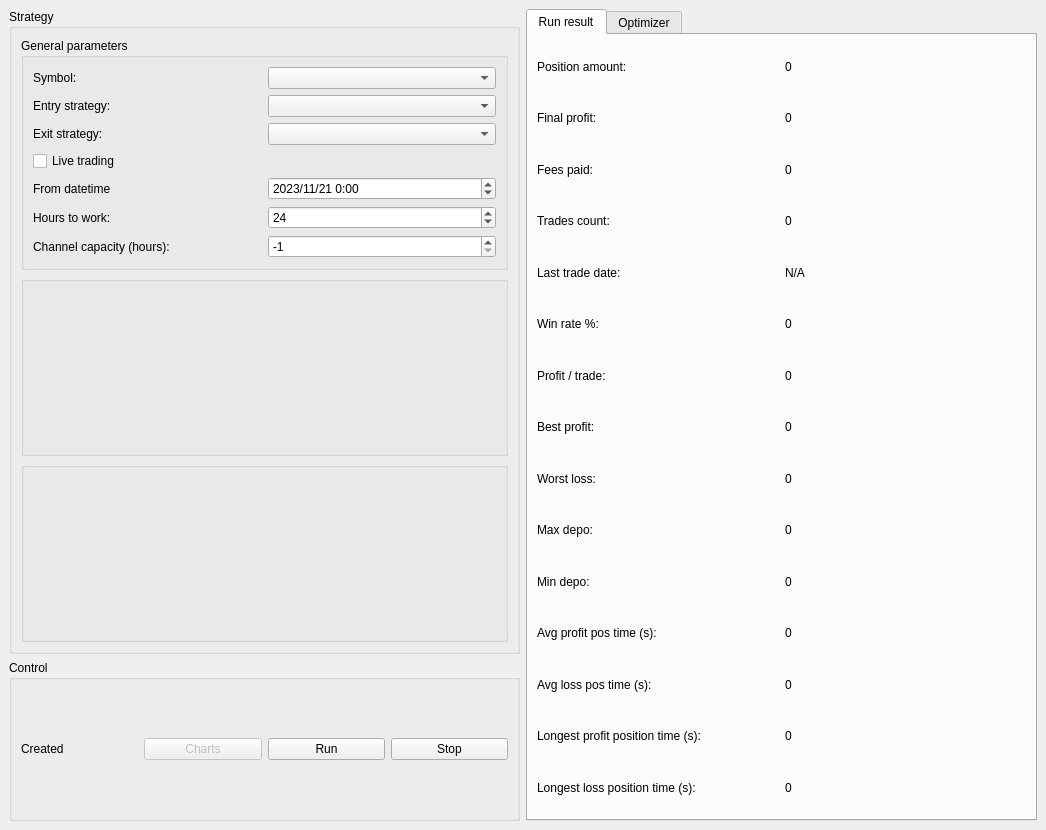
Old version of the form frontend/mainwindow.ui in the repository 84k491/crypto_cpp.
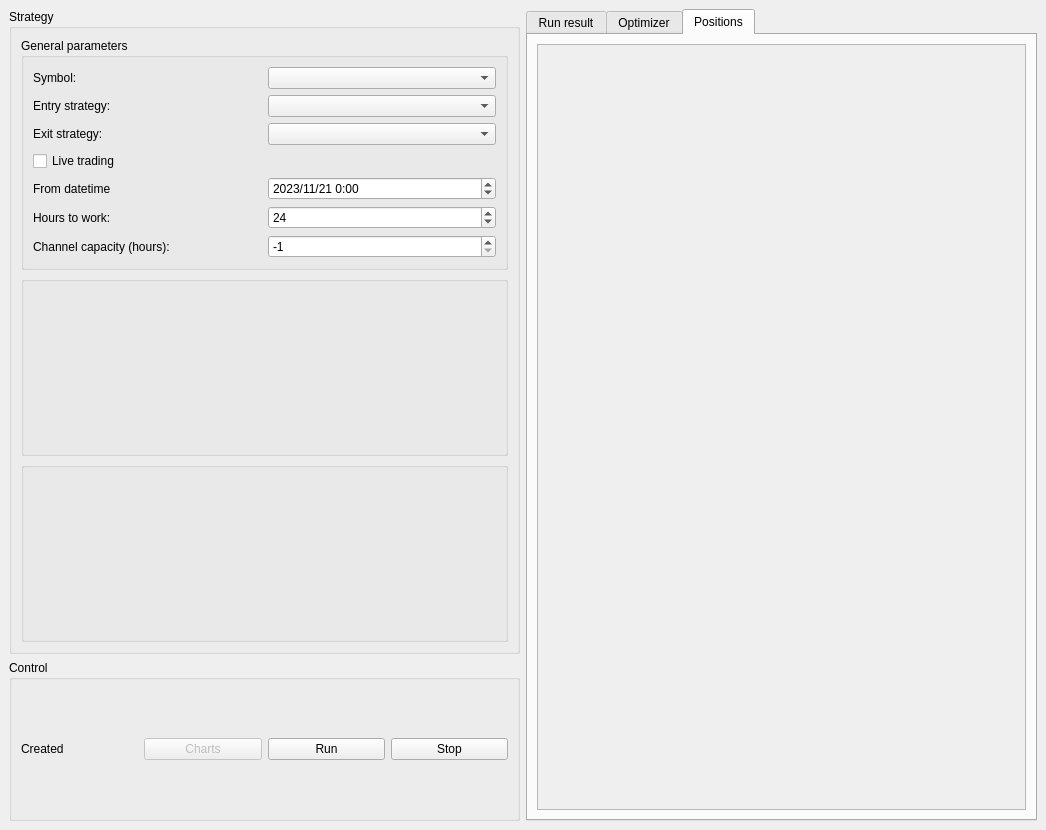
New version of the form. Custom widgets are drawn as their Qt base class.

Commit message: Make a tab for backtest positions

```diff
--- a/frontend/mainwindow.ui
+++ b/frontend/mainwindow.ui
@@ -248,7 +248,7 @@
     <item>
      <widget class="QTabWidget" name="tabWidget">
       <property name="currentIndex">
-       <number>0</number>
+       <number>2</number>
       </property>
       <widget class="QWidget" name="tab">
        <attribute name="title">
@@ -588,6 +588,30 @@
         </item>
        </layout>
       </widget>
+      <widget class="QWidget" name="tab_positions">
+       <attribute name="title">
+        <string>Positions</string>
+       </attribute>
+       <layout class="QVBoxLayout" name="verticalLayout_7">
+        <item>
+         <widget class="QScrollArea" name="sa_positions">
+          <property name="widgetResizable">
+           <bool>true</bool>
+          </property>
+          <widget class="QWidget" name="scrollAreaWidgetContents">
+           <property name="geometry">
+            <rect>
+             <x>0</x>
+             <y>0</y>
+             <width>487</width>
+             <height>760</height>
+            </rect>
+           </property>
+          </widget>
+         </widget>
+        </item>
+       </layout>
+      </widget>
      </widget>
     </item>
    </layout>
```
The commit also changes 13 other files.
